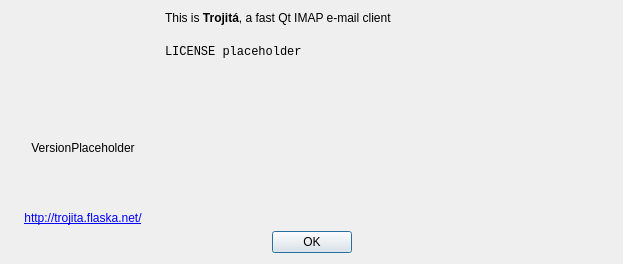
Above: src/Gui/AboutDialog.ui from jktjkt/trojita before the change. Below: the same form after it.
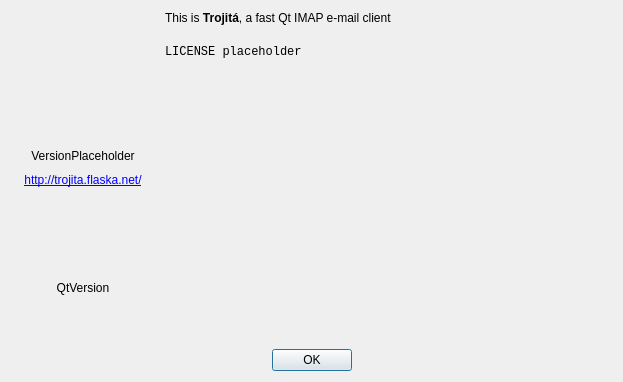
That is the form after the change. Icons and pictures are not drawn.

Commit message:
GUI: About box: talk about Qt
This adds the "Built with Qt" logo, hopefully according to the Qt's
trademark policies outlined in [1].

I don't have any real reason for adding this except being a little bit
bored, and willing to advertise our usage of Qt. So I guess that their
blogpost worked, it managed to get my interest :).

The dimensions and alignments and spacer behavior are altered so that
the end result looks a bit more nicely altogether in my opinion.

[1] http://blog.qt.io/blog/2016/06/20/introducing-new-built-with-qt-logo/

```diff
--- a/src/Gui/AboutDialog.ui
+++ b/src/Gui/AboutDialog.ui
@@ -7,7 +7,7 @@
     <x>0</x>
     <y>0</y>
     <width>623</width>
-    <height>264</height>
+    <height>382</height>
    </rect>
   </property>
   <property name="windowTitle">
@@ -20,7 +20,7 @@
       <number>10</number>
      </property>
      <item>
-      <layout class="QVBoxLayout" name="leftColumn" stretch="0,1,0">
+      <layout class="QVBoxLayout" name="leftColumn">
        <item>
         <widget class="QLabel" name="iconLabel">
          <property name="sizePolicy">
@@ -32,7 +32,7 @@
          <property name="minimumSize">
           <size>
            <width>144</width>
-           <height>120</height>
+           <height>128</height>
           </size>
          </property>
          <property name="pixmap">
@@ -65,7 +65,7 @@
           <string notr="true">&lt;a href=&quot;http://trojita.flaska.net/&quot;&gt;http://trojita.flaska.net/&lt;/a&gt;</string>
          </property>
          <property name="alignment">
-          <set>Qt::AlignCenter</set>
+          <set>Qt::AlignHCenter|Qt::AlignTop</set>
          </property>
          <property name="openExternalLinks">
           <bool>true</bool>
@@ -75,6 +75,67 @@
          </property>
         </widget>
        </item>
+       <item>
+        <spacer name="spacer1">
+         <property name="orientation">
+          <enum>Qt::Vertical</enum>
+         </property>
+         <property name="sizeType">
+          <enum>QSizePolicy::Fixed</enum>
+         </property>
+         <property name="sizeHint" stdset="0">
+          <size>
+           <width>20</width>
+           <height>40</height>
+          </size>
+         </property>
+        </spacer>
+       </item>
+       <item>
+        <widget class="QLabel" name="qtLogo">
+         <property name="sizePolicy">
+          <sizepolicy hsizetype="Fixed" vsizetype="Fixed">
+           <horstretch>0</horstretch>
+           <verstretch>0</verstretch>
+          </sizepolicy>
+         </property>
+         <property name="minimumSize">
+          <size>
+           <width>142</width>
+           <height>34</height>
+          </size>
+         </property>
+         <property name="pixmap">
+          <pixmap resource="../icons.qrc">:/icons/Built_with_Qt_logo_RGB.svg</pixmap>
+         </property>
+        </widget>
+       </item>
+       <item>
+        <widget class="QLabel" name="qtVersion">
+         <property name="text">
+          <string notr="true">QtVersion</string>
+         </property>
+         <property name="alignment">
+          <set>Qt::AlignHCenter|Qt::AlignTop</set>
+         </property>
+        </widget>
+       </item>
+       <item>
+        <spacer name="spacer2">
+         <property name="orientation">
+          <enum>Qt::Vertical</enum>
+         </property>
+         <property name="sizeType">
+          <enum>QSizePolicy::MinimumExpanding</enum>
+         </property>
+         <property name="sizeHint" stdset="0">
+          <size>
+           <width>20</width>
+           <height>40</height>
+          </size>
+         </property>
+        </spacer>
+       </item>
       </layout>
      </item>
      <item>
```
The commit also changes 2 other files.
